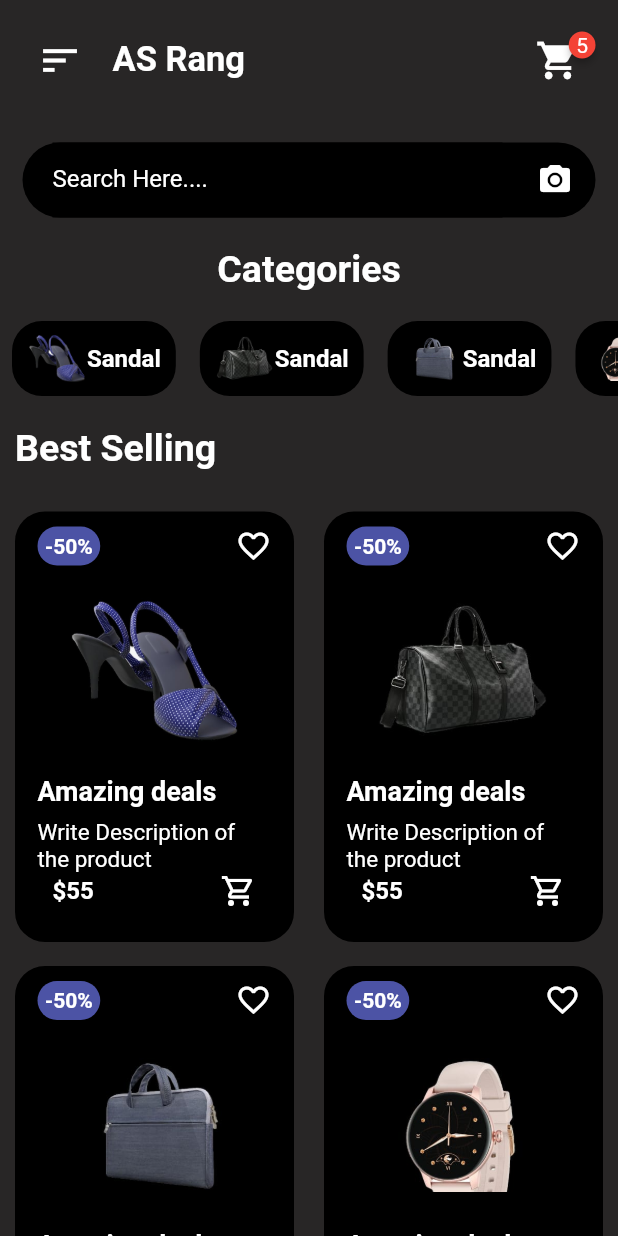
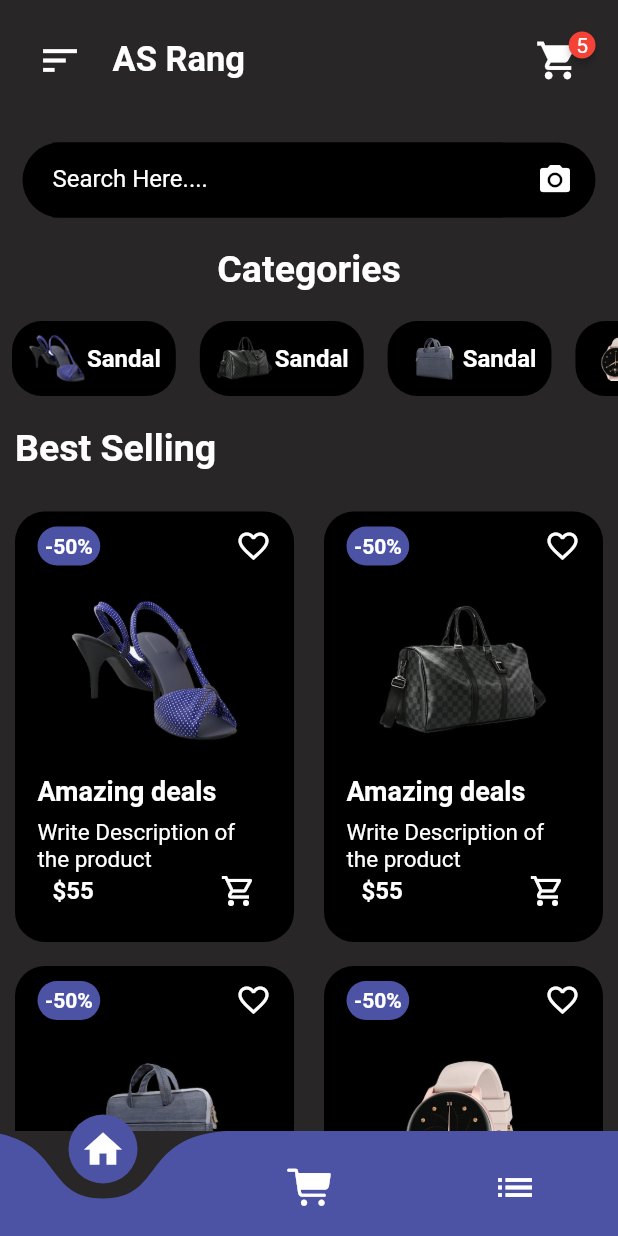
Before and after one commit to AthiraaAthi/Shopping_App_Ui, a Flutter app: the screen it shows after launch, on a phone screen of 412 x 824 dp. Run offline on Flutter 3.47's test engine with Material 2 defaults, Android fonts, the phone set to English and light mode, and no system bars; drawn by our look-alikes of badges, curved_navigation_bar.

Commit message:
added bottomNavigationbar

```diff
--- a/lib/view/home_screen.dart
+++ b/lib/view/home_screen.dart
@@ -1,3 +1,5 @@
+import 'package:curved_navigation_bar/curved_navigation_bar.dart';
+import 'package:flutter/cupertino.dart';
 import 'package:flutter/material.dart';
 import 'package:shopping_ui/utils/color_constant/color_constant.dart';
 import 'package:shopping_ui/view/home_appbar.dart';
@@ -96,6 +98,28 @@ class HomeScreen extends StatelessWidget {
           )
         ],
       ),
+      bottomNavigationBar: CurvedNavigationBar(
+          height: 70,
+          onTap: (index) {},
+          color: ColorConstant.mainPurple,
+          backgroundColor: Colors.transparent,
+          items: [
+            Icon(
+              Icons.home,
+              size: 30,
+              color: Colors.white,
+            ),
+            Icon(
+              CupertinoIcons.cart_fill,
+              size: 30,
+              color: Colors.white,
+            ),
+            Icon(
+              Icons.list,
+              size: 30,
+              color: Colors.white,
+            ),
+          ]),
     );
   }
 }
--- a/pubspec.yaml
+++ b/pubspec.yaml
@@ -36,6 +36,7 @@ dependencies:
   # Use with the CupertinoIcons class for iOS style icons.
   cupertino_icons: ^1.0.2
   badges: ^3.1.2
+  curved_navigation_bar: ^1.0.3
 
 dev_dependencies:
   flutter_test:
```
Also changed, not shown: pubspec.lock.
